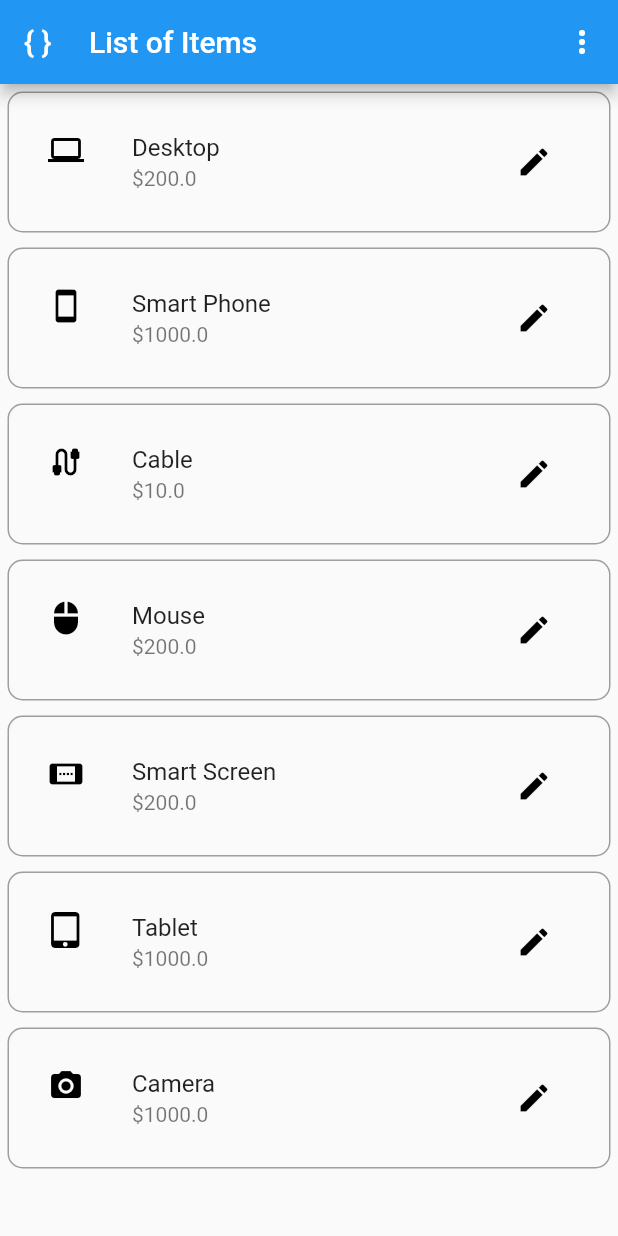
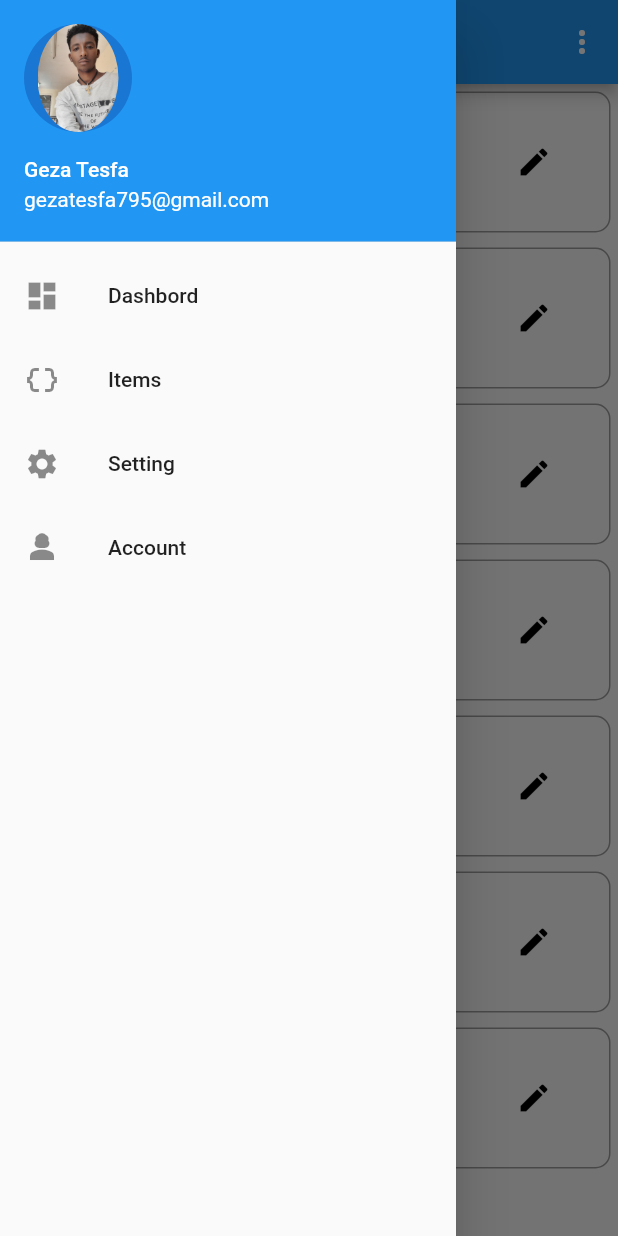
Before and after one commit to gezatesfa/assignment, a Flutter app: the screen it shows after launch, with the side drawer open (before the commit the screen has no drawer), on a phone screen of 412 x 824 dp. Run offline on Flutter 3.47's test engine with Material 2 defaults, Android fonts, the phone set to English and light mode, and no system bars.

Commit message:
Updated file

```diff
--- a/lib/main.dart
+++ b/lib/main.dart
@@ -1,3 +1,4 @@
+import 'package:assignment/navbar.dart';
 import 'package:flutter/material.dart';
 
 void main() {
@@ -13,7 +14,9 @@ class MyApp extends StatelessWidget {
       theme: ThemeData(
         primarySwatch: Colors.blue,
       ),
-      home: MyHomePage(title: '{ }     List of Items'),
+      home: MyHomePage(
+        title: '   List of Items',
+      ),
     );
   }
 }
@@ -37,7 +40,12 @@ class MyHomePage extends StatelessWidget {
   Widget build(BuildContext context) {
     return Scaffold(
       appBar: AppBar(
-        title: Text(title),
+        title: Row(
+          children: [
+            IconButton(onPressed: () {}, icon: Icon(Icons.data_object)),
+            Text(title),
+          ],
+        ),
         actions: [
           IconButton(
             icon: Icon(
@@ -73,6 +81,7 @@ class MyHomePage extends StatelessWidget {
           );
         },
       ),
+      drawer: Navbar(),
     );
   }
 }
--- /dev/null
+++ b/lib/navbar.dart
@@ -0,0 +1,44 @@
+import 'package:flutter/material.dart';
+
+class Navbar extends StatelessWidget {
+  const Navbar({super.key});
+
+  @override
+  Widget build(BuildContext context) {
+    return Drawer(
+      child: ListView(
+        children: [
+          Column(
+            children: [
+              UserAccountsDrawerHeader(
+                accountName: Text("Geza Tesfa"),
+                accountEmail: Text("gezatesfa795@gmail.com"),
+                currentAccountPicture: CircleAvatar(
+                  child: ClipOval(
+                    child: Image.asset("assets/image/geza.jpg"),
+                  ),
+                ),
+              ),
+            ],
+          ),
+          ListTile(
+            leading: Icon(Icons.dashboard),
+            title: Text("Dashbord"),
+          ),
+          ListTile(
+            leading: Icon(Icons.data_object),
+            title: Text("Items"),
+          ),
+          ListTile(
+            leading: Icon(Icons.settings),
+            title: Text("Setting"),
+          ),
+          ListTile(
+            leading: Icon(Icons.person_3),
+            title: Text("Account"),
+          ),
+        ],
+      ),
+    );
+  }
+}
--- a/pubspec.yaml
+++ b/pubspec.yaml
@@ -59,10 +59,8 @@ flutter:
   uses-material-design: true
 
   # To add assets to your application, add an assets section, like this:
-  # assets:
-  #   - images/a_dot_burr.jpeg
-  #   - images/a_dot_ham.jpeg
-
+  assets:
+    - assets/image/geza.jpg
   # An image asset can refer to one or more resolution-specific "variants", see
   # https://flutter.dev/assets-and-images/#resolution-aware
 
```
Also changed, not shown: lib/mainn.dart (added, +55 -0 lines), assets/image/geza.jpg (added).
